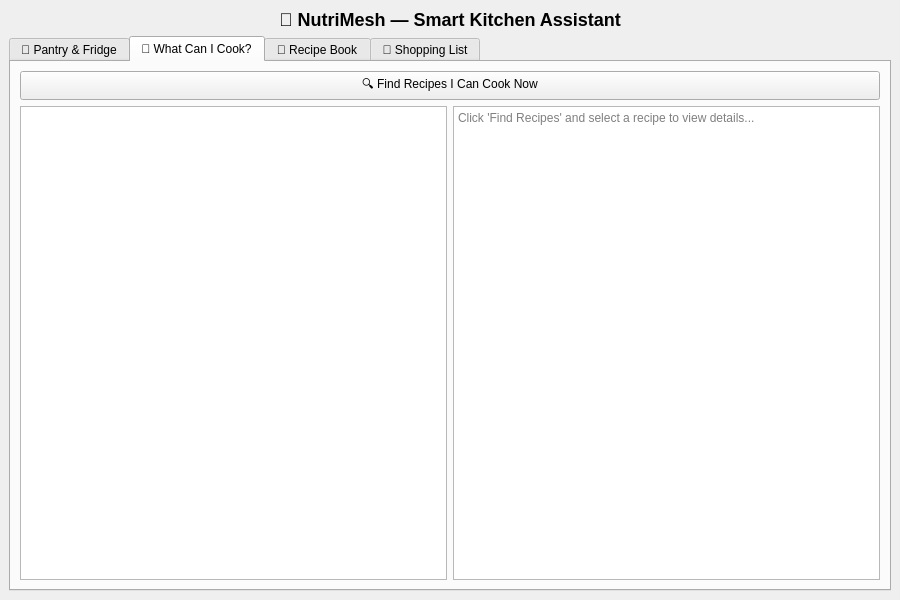
Before: the Qt Designer form src/ui/MainWindow.ui in kuf1k/my-project, drawn with Qt 5.
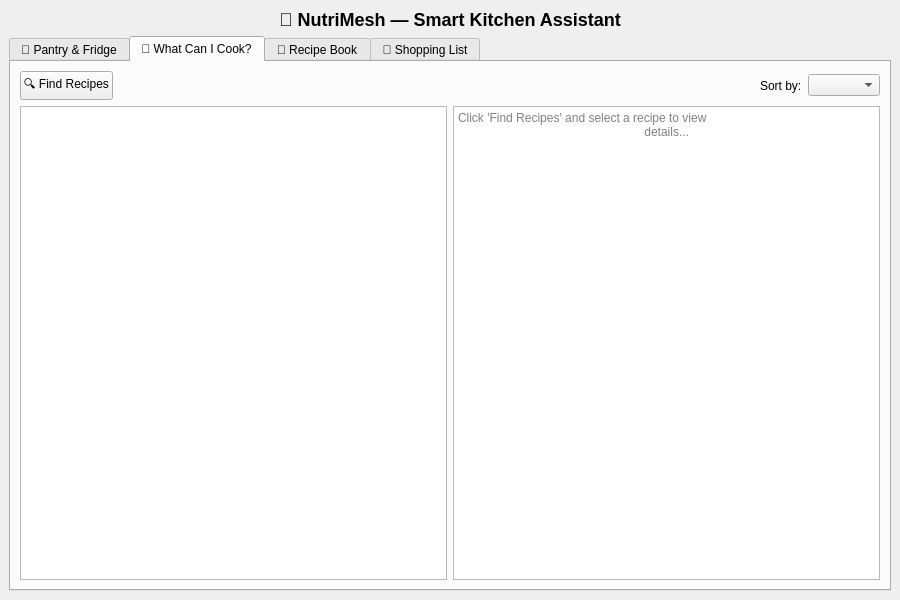
After: the same form once the commit is applied. The open tabs and pages were chosen to show the change.

Commit message: feat(ui): connect recipe repository sorting to MainWindow layout

Patch:
```diff
--- a/src/ui/MainWindow.ui
+++ b/src/ui/MainWindow.ui
@@ -68,11 +68,42 @@
                             </attribute>
                             <layout class="QVBoxLayout" name="matcherMainLayout">
                                 <item>
-                                    <widget class="QPushButton" name="findRecipesButton">
-                                        <property name="text">
-                                            <string>🔍 Find Recipes I Can Cook Now</string>
-                                        </property>
-                                    </widget>
+                                    <layout class="QHBoxLayout" name="matcherControlsLayout">
+                                        <item>
+                                            <widget class="QPushButton" name="findRecipesButton">
+                                                <property name="text">
+                                                    <string>🔍 Find Recipes</string>
+                                                </property>
+                                            </widget>
+                                        </item>
+                                        <item>
+                                            <spacer name="horizontalSpacerMatcher">
+                                                <property name="orientation">
+                                                    <enum>Qt::Horizontal</enum>
+                                                </property>
+                                                <property name="sizeHint" stdset="0">
+                                                    <size>
+                                                        <width>40</width>
+                                                        <height>20</height>
+                                                    </size>
+                                                </property>
+                                            </spacer>
+                                        </item>
+                                        <item>
+                                            <widget class="QLabel" name="matcherSortLabel">
+                                                <property name="text">
+                                                    <string>Sort by:</string>
+                                                </property>
+                                            </widget>
+                                        </item>
+                                        <item>
+                                            <widget class="QComboBox" name="matcherSortComboBox">
+                                                <property name="minimumWidth">
+                                                    <number>200</number>
+                                                </property>
+                                            </widget>
+                                        </item>
+                                    </layout>
                                 </item>
                                 <item>
                                     <layout class="QHBoxLayout" name="matcherContentLayout">
@@ -85,7 +116,9 @@
                                                     <bool>true</bool>
                                                 </property>
                                                 <property name="placeholderText">
-                                                    <string>Click 'Find Recipes' and select a recipe to view details...</string>
+                                                    <string>Click 'Find Recipes' and select a recipe to view
+                                                        details...
+                                                    </string>
                                                 </property>
                                             </widget>
                                         </item>
```
Left out of the diff: 20 changed lines with no effect on the pictures. The commit also changes 2 other files.
